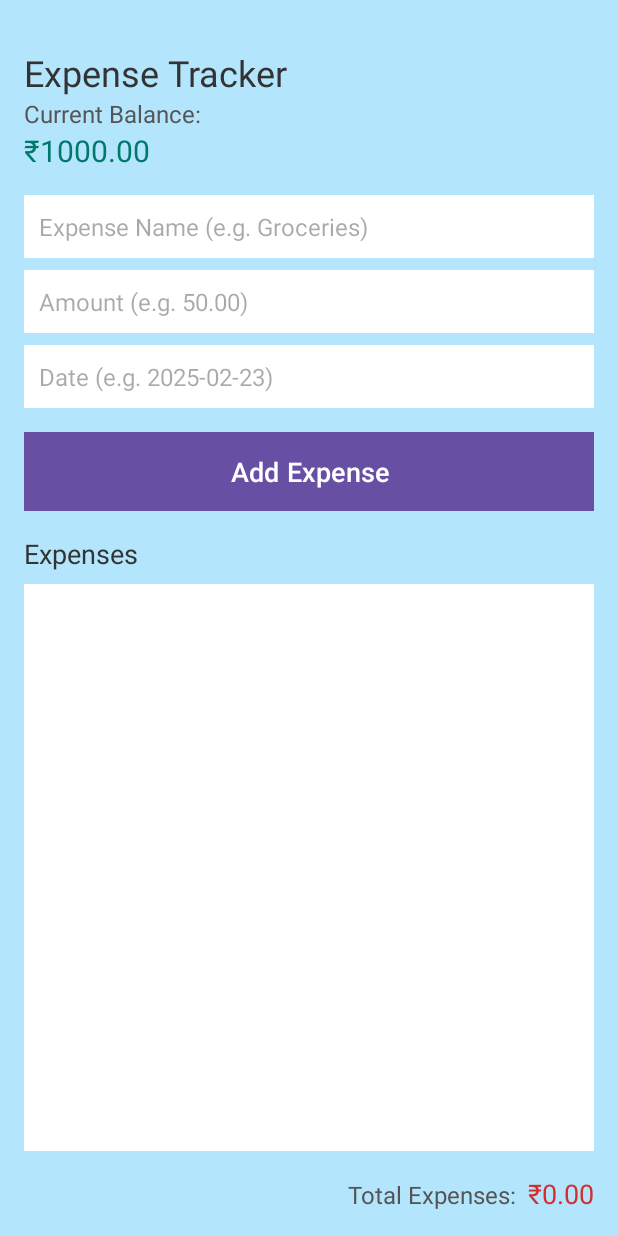
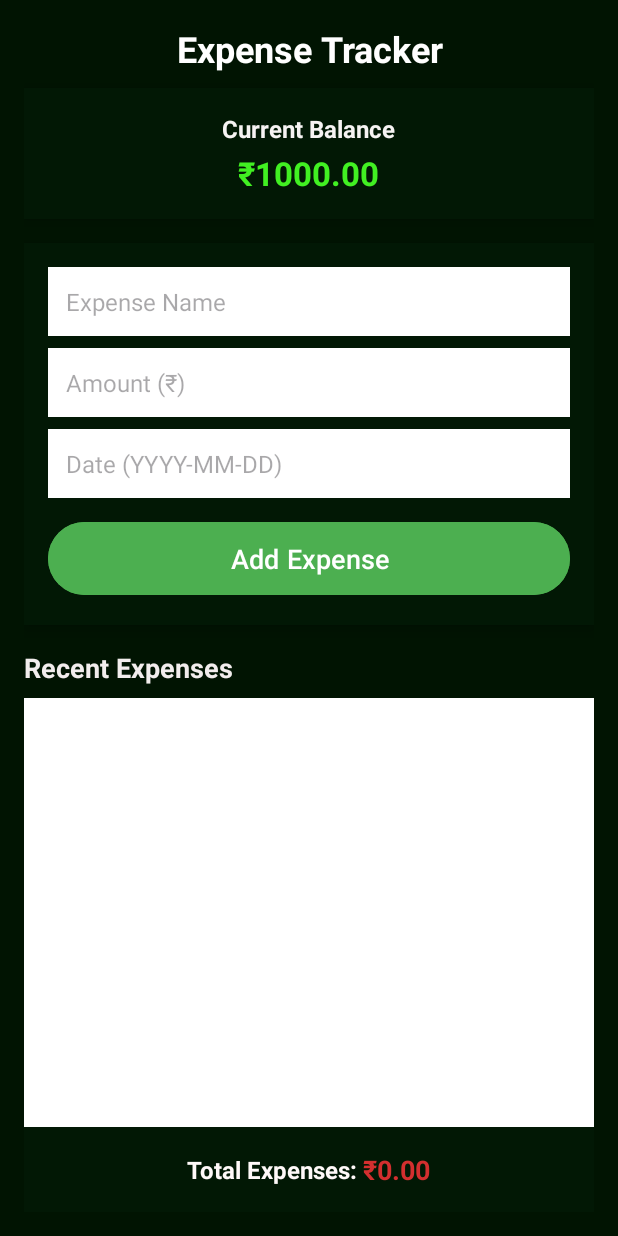
Before and after one commit to Heroic2024/wallet_whiz, an Android app: the expense_tracker screen opened directly, with no data from a screen before it, on a phone screen of 412 x 824 dp. Run offline under Robolectric (Android 15) with nearby library versions, the phone set to English and light mode, and no system bars.

Commit message:
expense tracker and others layout files update

```diff
--- a/app/src/main/res/layout/activity_expense_tracker.xml
+++ b/app/src/main/res/layout/activity_expense_tracker.xml
@@ -2,126 +2,155 @@
 <LinearLayout xmlns:android="http://schemas.android.com/apk/res/android"
     android:layout_width="match_parent"
     android:layout_height="match_parent"
+    android:background="#011402"
     android:orientation="vertical"
-    android:padding="16dp"
-    android:background="#B3E5FC">
+    android:padding="16dp">
 
     <!-- Header Section -->
     <TextView
         android:id="@+id/header_title"
-        android:layout_width="wrap_content"
+        android:layout_width="match_parent"
         android:layout_height="wrap_content"
+        android:gravity="center"
         android:text="Expense Tracker"
+        android:textColor="#FFFFFF"
         android:textSize="24sp"
-        android:textColor="#333"
-        android:layout_marginTop="16dp"
-        android:gravity="center" />
+        android:textStyle="bold"
+        android:paddingBottom="10dp" />
 
     <!-- Balance Section -->
+    <LinearLayout
+        android:layout_width="match_parent"
+        android:layout_height="wrap_content"
+        android:background="#021805"
+        android:elevation="6dp"
+        android:padding="16dp"
+        android:layout_marginBottom="16dp"
+        android:orientation="vertical"
+        android:gravity="center">
+
         <TextView
             android:id="@+id/balance_label"
             android:layout_width="wrap_content"
             android:layout_height="wrap_content"
-        android:text="Current Balance:"
+            android:text="Current Balance"
+            android:textColor="#F6F3F3"
             android:textSize="16sp"
-        android:textColor="#555" />
+            android:textStyle="bold"
+            android:gravity="center"/>
 
         <TextView
             android:id="@+id/balance_amount"
             android:layout_width="wrap_content"
             android:layout_height="wrap_content"
             android:text="₹1000.00"
-        android:textSize="20sp"
-        android:textColor="#00796b"
-        android:layout_marginBottom="16dp" />
+            android:textColor="#41F022"
+            android:textSize="22sp"
+            android:textStyle="bold"
+            android:paddingTop="4dp" />
+    </LinearLayout>
 
     <!-- Expense Input Section -->
+    <LinearLayout
+        android:layout_width="match_parent"
+        android:layout_height="wrap_content"
+        android:background="#021805"
+        android:elevation="6dp"
+        android:padding="16dp"
+        android:layout_marginBottom="16dp"
+        android:orientation="vertical">
+
         <EditText
             android:id="@+id/expense_name"
             android:layout_width="match_parent"
             android:layout_height="wrap_content"
-        android:hint="Expense Name (e.g. Groceries)"
+            android:hint="Expense Name"
             android:textSize="16sp"
-        android:padding="10dp"
+            android:padding="12dp"
             android:background="#ffffff"
-        android:layout_marginBottom="8dp" />
+            android:inputType="text" />
 
         <EditText
             android:id="@+id/expense_amount"
             android:layout_width="match_parent"
             android:layout_height="wrap_content"
-        android:hint="Amount (e.g. 50.00)"
+            android:hint="Amount (₹)"
             android:textSize="16sp"
+            android:padding="12dp"
+            android:background="#ffffff"
             android:inputType="numberDecimal"
-        android:padding="10dp"
-        android:background="#ffffff"
-        android:layout_marginBottom="8dp" />
+            android:layout_marginTop="8dp" />
 
         <EditText
             android:id="@+id/expense_date"
             android:layout_width="match_parent"
             android:layout_height="wrap_content"
-        android:hint="Date (e.g. 2025-02-23)"
+            android:hint="Date (YYYY-MM-DD)"
             android:textSize="16sp"
-        android:padding="10dp"
+            android:padding="12dp"
             android:background="#ffffff"
-        android:layout_marginBottom="16dp" />
+            android:inputType="date"
+            android:layout_marginTop="8dp" />
 
-    <!-- Button to Add Expense -->
         <Button
             android:id="@+id/add_expense_button"
             android:layout_width="match_parent"
             android:layout_height="wrap_content"
             android:text="Add Expense"
             android:textSize="18sp"
-        android:background="#00796b"
-        android:textColor="#ffffff"
-        android:padding="10dp"
-        android:layout_marginBottom="16dp" />
+            android:textColor="#FFFFFF"
+            android:backgroundTint="#4CAF50"
+            android:layout_marginTop="12dp"
+            android:padding="12dp" />
+    </LinearLayout>
 
-    <!-- List of Expenses -->
+    <!-- Expenses Header -->
     <TextView
         android:id="@+id/expenses_header"
         android:layout_width="wrap_content"
         android:layout_height="wrap_content"
-        android:text="Expenses"
+        android:text="Recent Expenses"
+        android:textColor="#F2EDED"
         android:textSize="18sp"
-        android:textColor="#333"
-        android:layout_marginBottom="8dp" />
+        android:textStyle="bold"
+        android:paddingBottom="8dp" />
 
+    <!-- List of Expenses -->
     <ListView
         android:id="@+id/expense_list"
         android:layout_width="match_parent"
         android:layout_height="0dp"
         android:layout_weight="1"
+        android:background="#ffffff"
         android:divider="@android:color/darker_gray"
-        android:dividerHeight="1dp"
-        android:background="#ffffff" />
+        android:dividerHeight="1dp" />
 
     <!-- Total Expenses Section -->
     <LinearLayout
         android:layout_width="match_parent"
         android:layout_height="wrap_content"
+        android:gravity="center"
         android:orientation="horizontal"
-        android:gravity="end"
-        android:paddingTop="16dp">
+        android:padding="16dp"
+        android:background="#021805">
 
         <TextView
             android:id="@+id/total_expenses_label"
             android:layout_width="wrap_content"
             android:layout_height="wrap_content"
-            android:text="Total Expenses:"
+            android:text="Total Expenses: "
+            android:textColor="#FFF9F9"
             android:textSize="16sp"
-            android:textColor="#555"
-            android:layout_marginEnd="8dp" />
+            android:textStyle="bold" />
 
         <TextView
             android:id="@+id/total_expenses_amount"
             android:layout_width="wrap_content"
             android:layout_height="wrap_content"
             android:text="₹0.00"
+            android:textColor="#d32f2f"
             android:textSize="18sp"
-            android:textColor="#d32f2f" />
+            android:textStyle="bold" />
     </LinearLayout>
 
 </LinearLayout>
```
Also changed, not shown: app/src/main/res/layout/others.xml (added, +132 -0 lines). Lines whose indentation alone changed are shown as unchanged.
